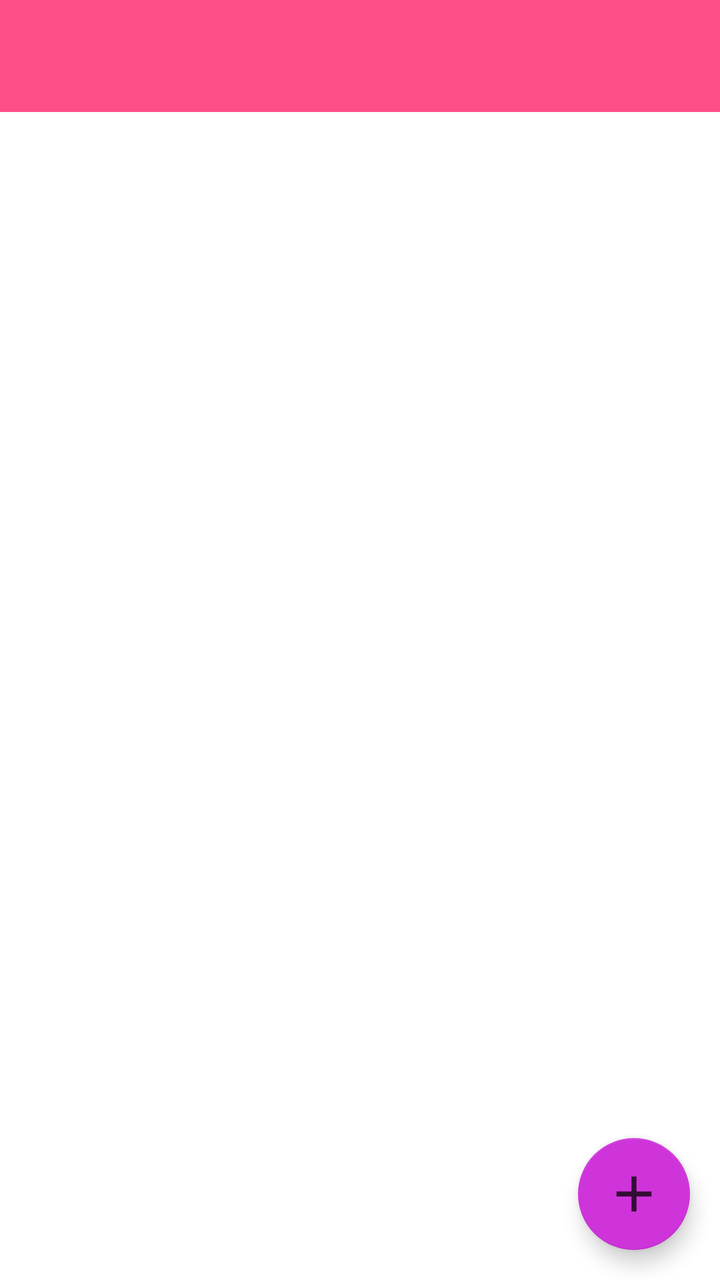
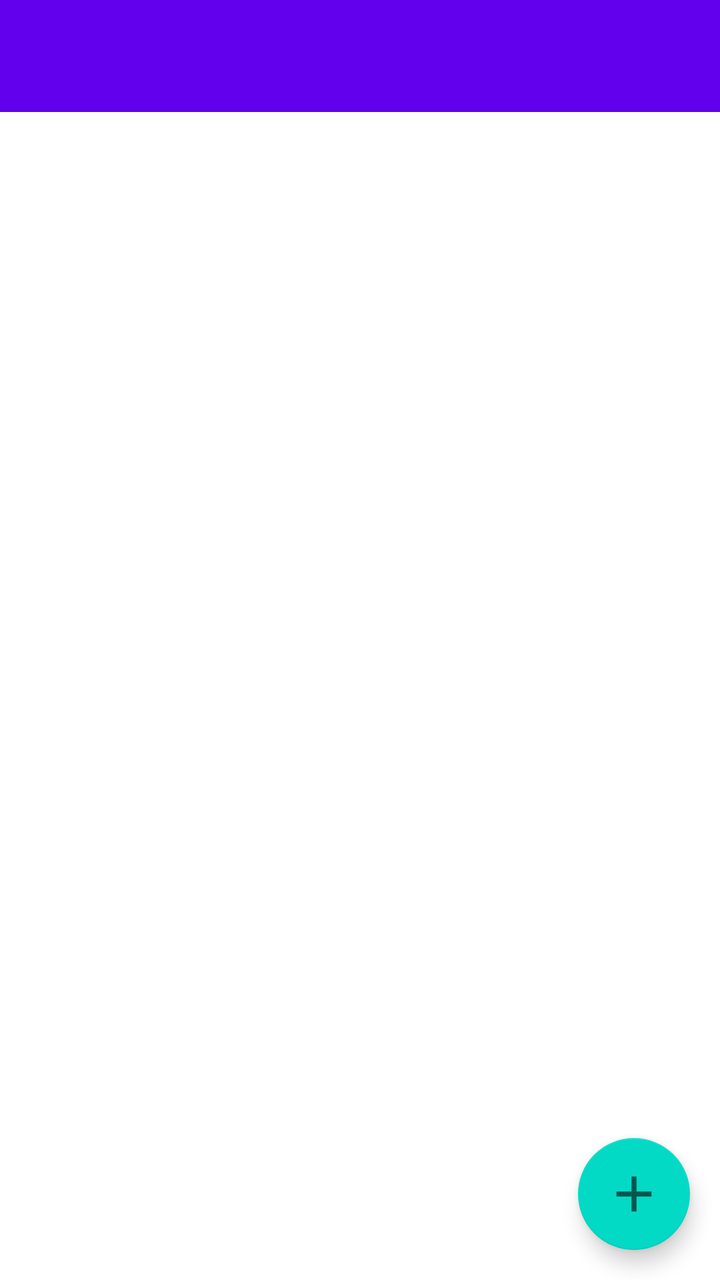

The first picture is an Android layout as it rendered before a commit; the second is the same layout after the commit. The layout source and the unified diff follow.
<!-- AndroidManifest.xml: application theme AppTheme -->
<!-- res/layout/activity_portada_detalle.xml -->
<?xml version="1.0" encoding="utf-8"?>
<LinearLayout xmlns:android="http://schemas.android.com/apk/res/android"
    xmlns:tools="http://schemas.android.com/tools"
    xmlns:app="http://schemas.android.com/apk/res-auto"
    android:layout_width="match_parent"
    android:layout_height="match_parent"
    android:orientation="vertical"
    tools:context="sergirex.portadasrevistas.PortadaDetalle">

    <androidx.appcompat.widget.Toolbar
        android:id="@+id/toolbar"
        android:layout_width="match_parent"
        android:layout_height="wrap_content"
        android:background="?attr/colorPrimary"
        app:titleTextAppearance="@style/ActionBar.detalle"/>

    <FrameLayout
        android:layout_width="match_parent"
        android:layout_height="0dp"
        android:layout_weight="1"
        android:orientation="vertical">

        <androidx.viewpager2.widget.ViewPager2
            android:id="@+id/viewpager2"
            android:layout_width="match_parent"
            android:layout_height="match_parent" />

        <com.google.android.material.floatingactionbutton.FloatingActionButton
            android:id="@+id/favButton"
            android:layout_width="wrap_content"
            android:layout_height="wrap_content"
            android:layout_gravity="bottom|end"
            android:layout_marginBottom="150dp"
            android:clickable="true"
            android:focusable="true"
            app:srcCompat="@drawable/ic_favorite_border_black_24dp"
            android:tooltipText="@string/action_fav"
            android:visibility="invisible"
            app:maxImageSize="40dp"
            app:tint="?attr/actionMenuTextColor"
            android:contentDescription="@string/action_fav"
            
            android:layout_marginEnd="15dp" />

        <com.google.android.material.floatingactionbutton.FloatingActionButton
            android:id="@+id/httpButton"
            android:layout_width="wrap_content"
            android:layout_height="wrap_content"
            android:layout_gravity="bottom|end"
            android:layout_marginBottom="85dp"
            android:clickable="true"
            android:focusable="true"
            app:srcCompat="@drawable/ic_language_black_24dp"
            android:tooltipText="Página web"
            android:visibility="invisible"
            app:maxImageSize="40dp"
            app:tint="?attr/actionMenuTextColor"
            android:contentDescription="Página web"
            
            android:layout_marginEnd="15dp" />

        <com.google.android.material.floatingactionbutton.FloatingActionButton
            android:id="@+id/addButton"
            android:layout_width="wrap_content"
            android:layout_height="wrap_content"
            android:layout_gravity="bottom|end"
            android:layout_margin="15dp"
            android:clickable="true"
            android:contentDescription="Add"
            android:focusable="true"
            app:maxImageSize="30dp"
            app:srcCompat="@drawable/baseline_add_24"
            app:tint="?attr/actionMenuTextColor" />

    </FrameLayout>
    <LinearLayout
        android:id="@+id/bannerContainerDetail"
        android:layout_width="match_parent"
        android:layout_height="wrap_content"
        android:orientation="vertical"
        app:layout_constraintBottom_toBottomOf="parent"
        />
</LinearLayout>
<!-- resources referenced by this layout -->
<resources>
  <!-- drawable baseline_add_24 (drawable) -->
  <vector xmlns:android="http://schemas.android.com/apk/res/android" android:height="24dp" android:viewportHeight="24" android:viewportWidth="24" android:width="24dp">
        
      <path android:fillColor="?attr/actionMenuTextColor" android:pathData="M19,13h-6v6h-2v-6H5v-2h6V5h2v6h6v2z"/>
      
  </vector>
  <!-- drawable ic_favorite_border_black_24dp (drawable) -->
  <vector android:height="24dp"
      android:viewportHeight="24.0" android:viewportWidth="24.0"
      android:width="24dp" xmlns:android="http://schemas.android.com/apk/res/android">
      <path android:fillColor="?attr/actionMenuTextColor" android:pathData="M16.5,3c-1.74,0 -3.41,0.81 -4.5,2.09C10.91,3.81 9.24,3 7.5,3 4.42,3 2,5.42 2,8.5c0,3.78 3.4,6.86 8.55,11.54L12,21.35l1.45,-1.32C18.6,15.36 22,12.28 22,8.5 22,5.42 19.58,3 16.5,3zM12.1,18.55l-0.1,0.1 -0.1,-0.1C7.14,14.24 4,11.39 4,8.5 4,6.5 5.5,5 7.5,5c1.54,0 3.04,0.99 3.57,2.36h1.87C13.46,5.99 14.96,5 16.5,5c2,0 3.5,1.5 3.5,3.5 0,2.89 -3.14,5.74 -7.9,10.05z"/>
  </vector>
  <!-- drawable ic_language_black_24dp (drawable) -->
  <vector xmlns:android="http://schemas.android.com/apk/res/android"
          android:width="24dp"
          android:height="24dp"
          android:viewportWidth="24.0"
          android:viewportHeight="24.0">
      <path
          android:fillColor="?attr/actionMenuTextColor"
          android:pathData="M11.99,2C6.47,2 2,6.48 2,12s4.47,10 9.99,10C17.52,22 22,17.52 22,12S17.52,2 11.99,2zM18.92,8h-2.95c-0.32,-1.25 -0.78,-2.45 -1.38,-3.56 1.84,0.63 3.37,1.91 4.33,3.56zM12,4.04c0.83,1.2 1.48,2.53 1.91,3.96h-3.82c0.43,-1.43 1.08,-2.76 1.91,-3.96zM4.26,14C4.1,13.36 4,12.69 4,12s0.1,-1.36 0.26,-2h3.38c-0.08,0.66 -0.14,1.32 -0.14,2 0,0.68 0.06,1.34 0.14,2L4.26,14zM5.08,16h2.95c0.32,1.25 0.78,2.45 1.38,3.56 -1.84,-0.63 -3.37,-1.9 -4.33,-3.56zM8.03,8L5.08,8c0.96,-1.66 2.49,-2.93 4.33,-3.56C8.81,5.55 8.35,6.75 8.03,8zM12,19.96c-0.83,-1.2 -1.48,-2.53 -1.91,-3.96h3.82c-0.43,1.43 -1.08,2.76 -1.91,3.96zM14.34,14L9.66,14c-0.09,-0.66 -0.16,-1.32 -0.16,-2 0,-0.68 0.07,-1.35 0.16,-2h4.68c0.09,0.65 0.16,1.32 0.16,2 0,0.68 -0.07,1.34 -0.16,2zM14.59,19.56c0.6,-1.11 1.06,-2.31 1.38,-3.56h2.95c-0.96,1.65 -2.49,2.93 -4.33,3.56zM16.36,14c0.08,-0.66 0.14,-1.32 0.14,-2 0,-0.68 -0.06,-1.34 -0.14,-2h3.38c0.16,0.64 0.26,1.31 0.26,2s-0.1,1.36 -0.26,2h-3.38z"/>
  </vector>
  <string name="action_fav">Añadir a favoritos</string>
  <style name="ActionBar.detalle" parent="TextAppearance.AppCompat.Title">
          <item name="android:textSize">20sp</item>
          <item name="android:fontFamily">sans-serif-medium</item>
      </style>
  <style name="AppTheme" parent="Theme.MaterialComponents.Light.Bridge">
          
          <item name="colorPrimary">@color/colorPrimary</item>
          <item name="colorSecondary">@color/colorSecondary</item>
          <item name="colorPrimaryDark">@color/colorPrimaryDark</item>
          <item name="colorAccent">@color/colorPrimary</item>
          <item name="android:windowActionBar">false</item>
          <item name="android:windowAnimationStyle">@style/WindowAnimationTransition</item>
          <item name="windowNoTitle">true</item>
  
          <item name="materialCalendarStyle">@style/Widget.MaterialComponents.MaterialCalendar</item>
          <item name="materialCalendarFullscreenTheme">@style/ThemeOverlay.MaterialComponents.MaterialCalendar.Fullscreen</item>
          <item name="materialCalendarTheme">@style/ThemeOverlay.MaterialComponents.MaterialCalendar</item>
      </style>
  <color name="colorPrimary">#FF4F87</color>
  <color name="colorSecondary">#CF34DA</color>
  <color name="colorPrimaryDark">#4A4A4A</color>
  <style name="WindowAnimationTransition">
          <item name="android:windowEnterAnimation">@android:anim/fade_in</item>
          <item name="android:windowExitAnimation">@android:anim/fade_out</item>
      </style>
</resources>

<!-- the commit's change to res/layout/activity_portada_detalle.xml (unified diff, before → after) -->
@@ -1,24 +1,28 @@
 <?xml version="1.0" encoding="utf-8"?>
 <LinearLayout xmlns:android="http://schemas.android.com/apk/res/android"
+    xmlns:app="http://schemas.android.com/apk/res-auto"
     xmlns:tools="http://schemas.android.com/tools"
-    xmlns:app="http://schemas.android.com/apk/res-auto"
     android:layout_width="match_parent"
     android:layout_height="match_parent"
     android:orientation="vertical"
-    tools:context="sergirex.portadasrevistas.PortadaDetalle">
+    tools:context=".PortadaDetalle">
 
-    <androidx.appcompat.widget.Toolbar
-        android:id="@+id/toolbar"
+    <com.google.android.material.appbar.AppBarLayout
         android:layout_width="match_parent"
         android:layout_height="wrap_content"
-        android:background="?attr/colorPrimary"
-        app:titleTextAppearance="@style/ActionBar.detalle"/>
+        android:fitsSystemWindows="true">
+
+        <com.google.android.material.appbar.MaterialToolbar
+            android:id="@+id/toolbar"
+            style="@style/Widget.Portadas.Toolbar.Detail"
+            android:layout_width="match_parent"
+            android:layout_height="?attr/actionBarSize" />
+    </com.google.android.material.appbar.AppBarLayout>
 
     <FrameLayout
         android:layout_width="match_parent"
         android:layout_height="0dp"
-        android:layout_weight="1"
-        android:orientation="vertical">
+        android:layout_weight="1">
 
         <androidx.viewpager2.widget.ViewPager2
             android:id="@+id/viewpager2"
@@ -30,54 +34,42 @@
             android:layout_width="wrap_content"
             android:layout_height="wrap_content"
             android:layout_gravity="bottom|end"
+            android:layout_marginEnd="15dp"
             android:layout_marginBottom="150dp"
-            android:clickable="true"
-            android:focusable="true"
-            app:srcCompat="@drawable/ic_favorite_border_black_24dp"
+            android:contentDescription="@string/action_fav"
+            android:src="@drawable/ic_favorite_border_black_24dp"
             android:tooltipText="@string/action_fav"
             android:visibility="invisible"
-            app:maxImageSize="40dp"
-            app:tint="?attr/actionMenuTextColor"
-            android:contentDescription="@string/action_fav"
-            
-            android:layout_marginEnd="15dp" />
+            app:maxImageSize="40dp" />
 
         <com.google.android.material.floatingactionbutton.FloatingActionButton
             android:id="@+id/httpButton"
             android:layout_width="wrap_content"
             android:layout_height="wrap_content"
             android:layout_gravity="bottom|end"
+            android:layout_marginEnd="15dp"
             android:layout_marginBottom="85dp"
-            android:clickable="true"
-            android:focusable="true"
-            app:srcCompat="@drawable/ic_language_black_24dp"
-            android:tooltipText="Página web"
+            android:contentDescription="@string/website"
+            android:src="@drawable/ic_language_black_24dp"
+            android:tooltipText="@string/website"
             android:visibility="invisible"
-            app:maxImageSize="40dp"
-            app:tint="?attr/actionMenuTextColor"
-            android:contentDescription="Página web"
-            
-            android:layout_marginEnd="15dp" />
+            app:maxImageSize="40dp" />
 
         <com.google.android.material.floatingactionbutton.FloatingActionButton
-            android:id="@+id/addButton"
+            android:id="@+id/addFab"
             android:layout_width="wrap_content"
             android:layout_height="wrap_content"
             android:layout_gravity="bottom|end"
             android:layout_margin="15dp"
-            android:clickable="true"
-            android:contentDescription="Add"
-            android:focusable="true"
+            android:contentDescription="@string/add"
             app:maxImageSize="30dp"
-            app:srcCompat="@drawable/baseline_add_24"
-            app:tint="?attr/actionMenuTextColor" />
+            app:srcCompat="@drawable/baseline_add_24" />
 
     </FrameLayout>
+
     <LinearLayout
         android:id="@+id/bannerContainerDetail"
         android:layout_width="match_parent"
         android:layout_height="wrap_content"
-        android:orientation="vertical"
-        app:layout_constraintBottom_toBottomOf="parent"
-        />
+        android:orientation="vertical" />
 </LinearLayout>
<!-- resource entries referenced after the edit -->
@@ -3,14 +3,14 @@
   <!-- drawable baseline_add_24 (drawable) -->
   <vector xmlns:android="http://schemas.android.com/apk/res/android" android:height="24dp" android:viewportHeight="24" android:viewportWidth="24" android:width="24dp">
         
-      <path android:fillColor="?attr/actionMenuTextColor" android:pathData="M19,13h-6v6h-2v-6H5v-2h6V5h2v6h6v2z"/>
+      <path android:fillColor="?attr/colorControlNormal" android:pathData="M19,13h-6v6h-2v-6H5v-2h6V5h2v6h6v2z"/>
       
   </vector>
   <!-- drawable ic_favorite_border_black_24dp (drawable) -->
   <vector android:height="24dp"
       android:viewportHeight="24.0" android:viewportWidth="24.0"
       android:width="24dp" xmlns:android="http://schemas.android.com/apk/res/android">
-      <path android:fillColor="?attr/actionMenuTextColor" android:pathData="M16.5,3c-1.74,0 -3.41,0.81 -4.5,2.09C10.91,3.81 9.24,3 7.5,3 4.42,3 2,5.42 2,8.5c0,3.78 3.4,6.86 8.55,11.54L12,21.35l1.45,-1.32C18.6,15.36 22,12.28 22,8.5 22,5.42 19.58,3 16.5,3zM12.1,18.55l-0.1,0.1 -0.1,-0.1C7.14,14.24 4,11.39 4,8.5 4,6.5 5.5,5 7.5,5c1.54,0 3.04,0.99 3.57,2.36h1.87C13.46,5.99 14.96,5 16.5,5c2,0 3.5,1.5 3.5,3.5 0,2.89 -3.14,5.74 -7.9,10.05z"/>
+      <path android:fillColor="?attr/colorControlNormal" android:pathData="M16.5,3c-1.74,0 -3.41,0.81 -4.5,2.09C10.91,3.81 9.24,3 7.5,3 4.42,3 2,5.42 2,8.5c0,3.78 3.4,6.86 8.55,11.54L12,21.35l1.45,-1.32C18.6,15.36 22,12.28 22,8.5 22,5.42 19.58,3 16.5,3zM12.1,18.55l-0.1,0.1 -0.1,-0.1C7.14,14.24 4,11.39 4,8.5 4,6.5 5.5,5 7.5,5c1.54,0 3.04,0.99 3.57,2.36h1.87C13.46,5.99 14.96,5 16.5,5c2,0 3.5,1.5 3.5,3.5 0,2.89 -3.14,5.74 -7.9,10.05z"/>
   </vector>
   <!-- drawable ic_language_black_24dp (drawable) -->
   <vector xmlns:android="http://schemas.android.com/apk/res/android"
@@ -19,34 +19,19 @@
           android:viewportWidth="24.0"
           android:viewportHeight="24.0">
       <path
-          android:fillColor="?attr/actionMenuTextColor"
+          android:fillColor="?attr/colorControlNormal"
           android:pathData="M11.99,2C6.47,2 2,6.48 2,12s4.47,10 9.99,10C17.52,22 22,17.52 22,12S17.52,2 11.99,2zM18.92,8h-2.95c-0.32,-1.25 -0.78,-2.45 -1.38,-3.56 1.84,0.63 3.37,1.91 4.33,3.56zM12,4.04c0.83,1.2 1.48,2.53 1.91,3.96h-3.82c0.43,-1.43 1.08,-2.76 1.91,-3.96zM4.26,14C4.1,13.36 4,12.69 4,12s0.1,-1.36 0.26,-2h3.38c-0.08,0.66 -0.14,1.32 -0.14,2 0,0.68 0.06,1.34 0.14,2L4.26,14zM5.08,16h2.95c0.32,1.25 0.78,2.45 1.38,3.56 -1.84,-0.63 -3.37,-1.9 -4.33,-3.56zM8.03,8L5.08,8c0.96,-1.66 2.49,-2.93 4.33,-3.56C8.81,5.55 8.35,6.75 8.03,8zM12,19.96c-0.83,-1.2 -1.48,-2.53 -1.91,-3.96h3.82c-0.43,1.43 -1.08,2.76 -1.91,3.96zM14.34,14L9.66,14c-0.09,-0.66 -0.16,-1.32 -0.16,-2 0,-0.68 0.07,-1.35 0.16,-2h4.68c0.09,0.65 0.16,1.32 0.16,2 0,0.68 -0.07,1.34 -0.16,2zM14.59,19.56c0.6,-1.11 1.06,-2.31 1.38,-3.56h2.95c-0.96,1.65 -2.49,2.93 -4.33,3.56zM16.36,14c0.08,-0.66 0.14,-1.32 0.14,-2 0,-0.68 -0.06,-1.34 -0.14,-2h3.38c0.16,0.64 0.26,1.31 0.26,2s-0.1,1.36 -0.26,2h-3.38z"/>
   </vector>
-  <string name="action_fav">Añadir a favoritos</string>
-  <style name="ActionBar.detalle" parent="TextAppearance.AppCompat.Title">
+  <string name="action_fav">Favorito</string>
+  <string name="add">Añadir</string>
+  <string name="website">Página web</string>
+  <style name="Widget.Portadas.Toolbar.Detail">
+          <item name="titleTextAppearance">@style/TextAppearance.Portadas.DetailTitle</item>
+      </style>
+  <style name="TextAppearance.Portadas.DetailTitle" parent="TextAppearance.Material3.TitleLarge">
           <item name="android:textSize">20sp</item>
           <item name="android:fontFamily">sans-serif-medium</item>
-      </style>
-  <style name="AppTheme" parent="Theme.MaterialComponents.Light.Bridge">
-          
-          <item name="colorPrimary">@color/colorPrimary</item>
-          <item name="colorSecondary">@color/colorSecondary</item>
-          <item name="colorPrimaryDark">@color/colorPrimaryDark</item>
-          <item name="colorAccent">@color/colorPrimary</item>
-          <item name="android:windowActionBar">false</item>
-          <item name="android:windowAnimationStyle">@style/WindowAnimationTransition</item>
-          <item name="windowNoTitle">true</item>
-  
-          <item name="materialCalendarStyle">@style/Widget.MaterialComponents.MaterialCalendar</item>
-          <item name="materialCalendarFullscreenTheme">@style/ThemeOverlay.MaterialComponents.MaterialCalendar.Fullscreen</item>
-          <item name="materialCalendarTheme">@style/ThemeOverlay.MaterialComponents.MaterialCalendar</item>
-      </style>
-  <color name="colorPrimary">#FF4F87</color>
-  <color name="colorSecondary">#CF34DA</color>
-  <color name="colorPrimaryDark">#4A4A4A</color>
-  <style name="WindowAnimationTransition">
-          <item name="android:windowEnterAnimation">@android:anim/fade_in</item>
-          <item name="android:windowExitAnimation">@android:anim/fade_out</item>
+          <item name="fontFamily">sans-serif-medium</item>
       </style>
 </resources>
 
